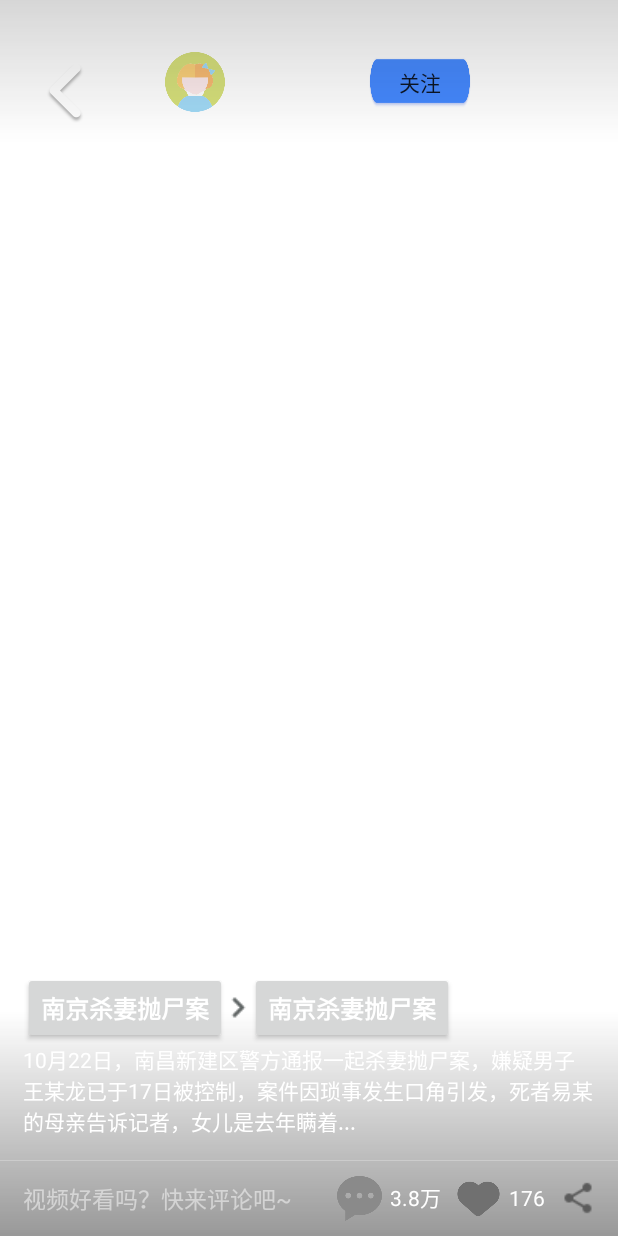
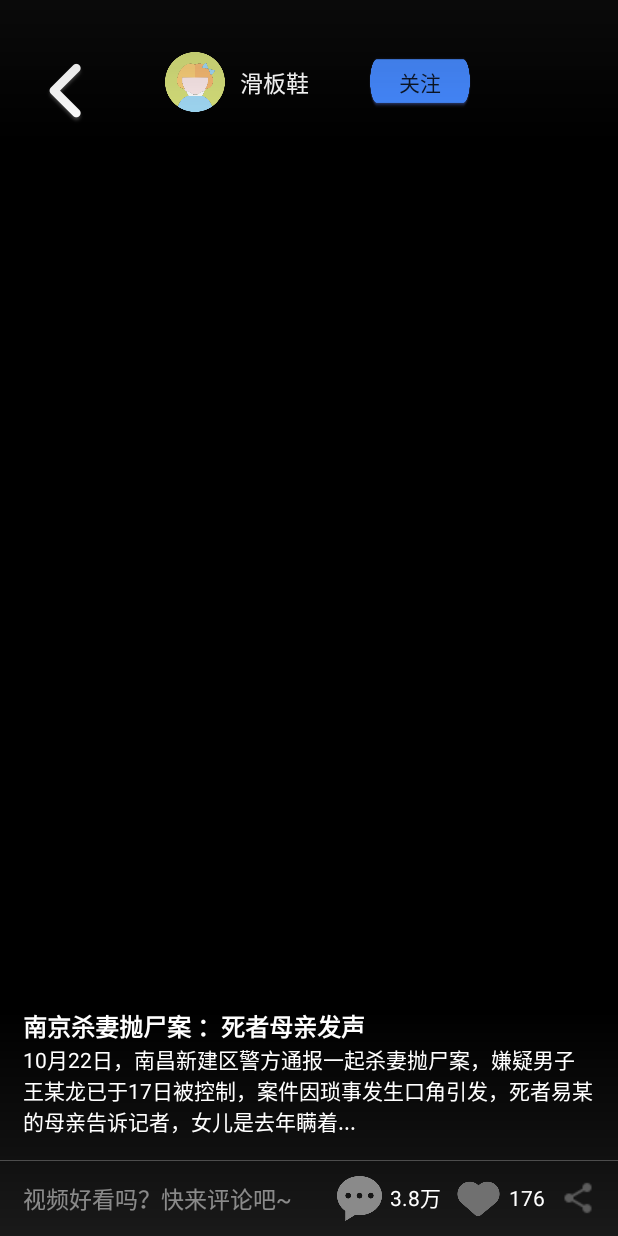
Before and after one commit to ChenxiLiLi/TouTiao, an Android app: the layout item_video_detail.xml on its own in the app's theme, with its tools: preview values and no code run, on a phone screen of 412 x 824 dp. Run offline under Robolectric (Android 15) with nearby library versions, the phone set to English and light mode, and no system bars.

Commit message:
修复登录注册bug，优化视频播放界面，完善视频播放功能

```diff
--- a/app/src/main/java/com/bytedance/toutiao/ui/activity/LoginActivity.java
+++ b/app/src/main/java/com/bytedance/toutiao/ui/activity/LoginActivity.java
@@ -64,9 +64,9 @@ public class LoginActivity extends BaseActivity<LoginViewModel, ActivityLoginBin
 
 
     private void login(){
-        if(mViewModel.userName.get().equals(""))
+        if(mViewModel.userName.get() == null || "".equals(mViewModel.userName.get()))
             ToastUtils.showToast("请输入用户名");
-        else if(mViewModel.password.get().equals(""))
+        else if(mViewModel.password.get() == null || "".equals(mViewModel.password.get()))
             ToastUtils.showToast("请输入密码");
         else {
             mViewModel.login()
--- a/app/src/main/java/com/bytedance/toutiao/ui/activity/RegisterActivity.java
+++ b/app/src/main/java/com/bytedance/toutiao/ui/activity/RegisterActivity.java
@@ -48,11 +48,11 @@ public class RegisterActivity extends BaseActivity<RegisterViewModel, ActivityRe
     }
 
     public void register(){
-        if(mViewModel.userName.get().equals(""))
+        if(mViewModel.userName.get() == null)
             ToastUtils.showToast("请输入用户名");
-        else if(mViewModel.password.get().equals(""))
+        else if(mViewModel.password.get() == null)
             ToastUtils.showToast("请输入密码");
-        else if(mViewModel.confirmPassword.get().equals(""))
+        else if(mViewModel.confirmPassword.get() == null)
             ToastUtils.showToast("请确认密码");
         else if(!mViewModel.password.get().equals(mViewModel.confirmPassword.get()))
             ToastUtils.showToast("密码不一致");
--- a/app/src/main/java/com/bytedance/toutiao/ui/view/VideoPlayer.java
+++ b/app/src/main/java/com/bytedance/toutiao/ui/view/VideoPlayer.java
@@ -161,6 +161,11 @@ public class VideoPlayer {
             if (onStateChangeListener != null) {
                 onStateChangeListener.onPause();
             }
+        } else{
+            start();
+            if(onStateChangeListener != null){
+                onStateChangeListener.onRenderingStart();
+            }
         }
     }
 
--- a/app/src/main/java/com/bytedance/toutiao/viewmodel/LoginViewModel.java
+++ b/app/src/main/java/com/bytedance/toutiao/viewmodel/LoginViewModel.java
@@ -35,7 +35,6 @@ public class LoginViewModel extends BaseViewModel<RepositoryImpl> {
         HashMap<String, String> map = new HashMap<>();
         map.put("username", userName.get());
         map.put("password", password.get());
-        Log.e("username", userName.get());
         return getRepository().login(map);
 
     }
--- a/app/src/main/res/layout/activity_video_detail.xml
+++ b/app/src/main/res/layout/activity_video_detail.xml
@@ -10,11 +10,6 @@
         android:layout_height="match_parent"
         android:orientation="vertical">
 
-        <com.google.android.material.tabs.TabLayout
-            android:id="@+id/tab_layout"
-            android:layout_width="match_parent"
-            android:layout_height="wrap_content"/>
-
         <androidx.viewpager.widget.ViewPager
             android:id="@+id/video_detail_view_pager"
             android:layout_width="match_parent"
--- a/app/src/main/res/layout/item_video_detail.xml
+++ b/app/src/main/res/layout/item_video_detail.xml
@@ -6,6 +6,7 @@
     </data>
 
     <RelativeLayout
+        android:background="@color/dark"
         android:layout_width="match_parent"
         android:layout_height="match_parent">
 
@@ -29,7 +30,7 @@
         </RelativeLayout>
 
         <LinearLayout
-            android:layout_marginTop="10dp"
+            android:layout_marginTop="@dimen/dp_10"
             android:layout_alignParentTop="true"
             android:layout_width="match_parent"
             android:orientation="horizontal"
@@ -38,15 +39,15 @@
                 android:id="@+id/ibBack"
                 android:layout_width="wrap_content"
                 android:layout_height="wrap_content"
-                android:layout_marginLeft="5dp"
-                android:layout_marginTop="5dp"
+                android:layout_marginLeft="@dimen/dp_5"
+                android:layout_marginTop="@dimen/dp_5"
                 android:layout_gravity="center"
                 android:background="@null"
                 android:src="@mipmap/icon_back" />
             <ImageView
-                android:layout_width="40dp"
-                android:layout_height="40dp"
-                android:layout_marginLeft="20dp"
+                android:layout_width="@dimen/dp_40"
+                android:layout_height="@dimen/dp_40"
+                android:layout_marginLeft="@dimen/dp_20"
                 android:layout_gravity="center"
                 android:src="@mipmap/avater"/>
             <TextView
@@ -54,13 +55,13 @@
                 android:layout_height="wrap_content"
                 android:text="滑板鞋"
                 android:textColor="@color/colorAccent"
-                android:textSize="15sp"
+                android:textSize="@dimen/sp_15"
                 android:layout_marginLeft="10dp"
                 android:layout_gravity="center"/>
             <Button
-                android:layout_width="68dp"
-                android:layout_height="34dp"
-                android:layout_marginLeft="40dp"
+                android:layout_width="@dimen/dp_68"
+                android:layout_height="@dimen/dp_34"
+                android:layout_marginLeft="@dimen/dp_40"
                 android:layout_gravity="center"
                 android:background="@mipmap/btn_login"
                 android:text="关注"/>
@@ -68,12 +69,12 @@
 
         <View
             android:layout_width="match_parent"
-            android:layout_height="95dp"
+            android:layout_height="@dimen/dp_95"
             android:background="@drawable/gradient_video_top" />
 
         <View
             android:layout_width="match_parent"
-            android:layout_height="150dp"
+            android:layout_height="@dimen/dp_150"
             android:layout_alignParentBottom="true"
             android:background="@drawable/gradient_video_bottom" />
 
@@ -88,31 +89,31 @@
                 android:layout_height="wrap_content"
                 android:background="@null"
                 android:hint="视频好看吗？快来评论吧~"
-                android:paddingLeft="15dp"
-                android:paddingTop="13dp"
-                android:paddingBottom="13dp"
+                android:paddingLeft="@dimen/dp_15"
+                android:paddingTop="@dimen/dp_13"
+                android:paddingBottom="@dimen/dp_13"
                 android:textColor="@android:color/white"
                 android:textColorHint="#80ffffff"
-                android:textSize="15sp" />
+                android:textSize="@dimen/sp_15" />
 
             <ImageView
                 android:id="@+id/iv_comment"
-                android:layout_width="30dp"
-                android:layout_height="30dp"
-                android:layout_marginLeft="30dp"
+                android:layout_width="@dimen/dp_30"
+                android:layout_height="@dimen/dp_30"
+                android:layout_marginLeft="@dimen/dp_30"
                 android:layout_gravity="center"
                 android:src="@mipmap/comment"/>
 
             <TextView
                 android:id="@+id/tv_comment_num"
-                android:layout_marginLeft="5dp"
+                android:layout_marginLeft="@dimen/dp_5"
                 android:layout_width="wrap_content"
                 android:layout_height="wrap_content"
                 android:textColor="@color/colorAccent"
                 android:text="3.8万"/>
 
             <ImageView
-                android:layout_marginLeft="10dp"
+                android:layout_marginLeft="@dimen/dp_10"
                 android:id="@+id/iv_love"
                 android:layout_width="@dimen/dp_30"
                 android:layout_height="@dimen/dp_30"
@@ -121,14 +122,14 @@
 
             <TextView
                 android:id="@+id/tv_love_num"
-                android:layout_marginLeft="5dp"
+                android:layout_marginLeft="@dimen/dp_5"
                 android:layout_width="wrap_content"
                 android:layout_height="wrap_content"
                 android:textColor="@color/colorAccent"
                 android:text="176"/>
             <ImageView
                 android:id="@+id/iv_share"
-                android:layout_marginLeft="10dp"
+                android:layout_marginLeft="@dimen/dp_10"
                 android:layout_width="wrap_content"
                 android:layout_height="wrap_content"
                 android:layout_gravity="center"
@@ -163,37 +164,32 @@
             android:layout_width="match_parent"
             android:layout_height="wrap_content"
             android:layout_above="@+id/rlLine"
-            android:layout_marginLeft="15dp"
-            android:layout_marginRight="15dp"
-            android:layout_marginBottom="15dp"
+            android:layout_marginLeft="@dimen/dp_15"
+            android:layout_marginRight="@dimen/dp_15"
+            android:layout_marginBottom="@dimen/dp_15"
             android:orientation="vertical">
 
             <LinearLayout
                 android:layout_width="match_parent"
                 android:layout_height="wrap_content"
                 android:orientation="horizontal">
-                <Button
-                    android:id="@+id/bt_main"
+                <TextView
+                    android:id="@+id/tv_main"
                     android:layout_width="wrap_content"
                     android:layout_height="wrap_content"
-                    android:text="南京杀妻抛尸案"
+                    android:text="南京杀妻抛尸案 ："
                     android:textColor="@android:color/white"
-                    android:textSize="16sp"
+                    android:textSize="@dimen/sp_16"
                     android:textStyle="bold" />
 
-                <ImageView
+
+                <TextView
+                    android:id="@+id/tv_tile"
                     android:layout_width="wrap_content"
                     android:layout_height="wrap_content"
-                    android:layout_gravity="center"
-                    android:src="@mipmap/right"/>
-
-                <Button
-                    android:id="@+id/bt_now"
-                    android:layout_width="wrap_content"
-                    android:layout_height="wrap_content"
-                    android:text="南京杀妻抛尸案"
+                    android:text="死者母亲发声"
                     android:textColor="@android:color/white"
-                    android:textSize="16sp"
+                    android:textSize="@dimen/sp_16"
                     android:textStyle="bold" />
             </LinearLayout>
             <TextView
```
Also changed, not shown: app/src/main/java/com/bytedance/toutiao/ui/adapter/video/VideoDetailAdapter.java (+28 -5 lines).
